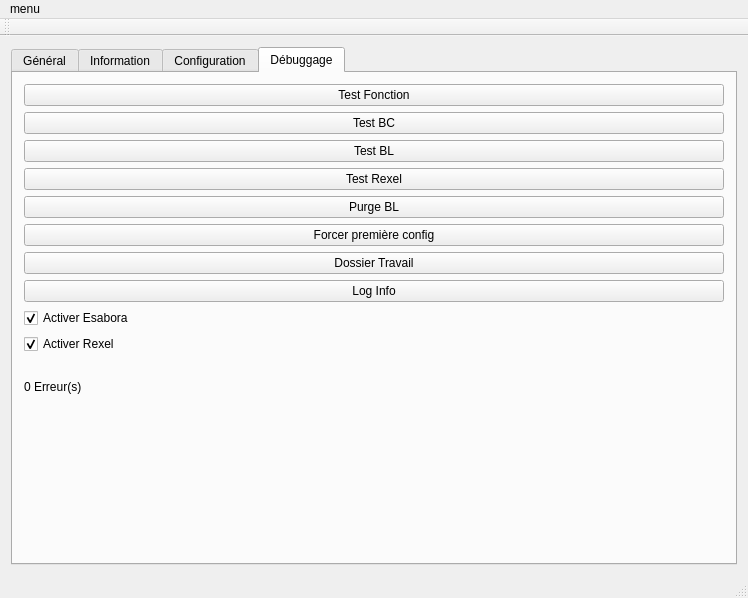
The window that AutoBL/principal.ui (firedream89/AutoBL) describes before a commit, drawn with Qt 5.
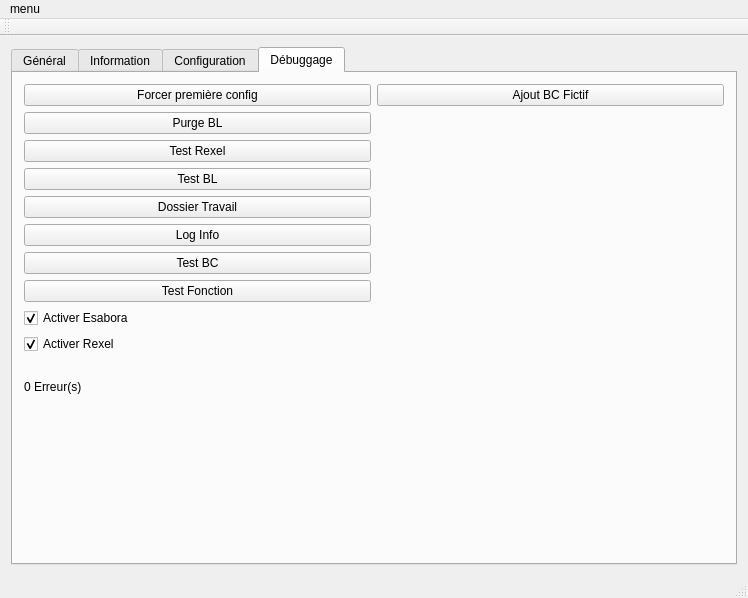
The same window after the commit. The open tabs and pages were chosen to show the change. Icons and pictures are not drawn.

Diff of the .ui file:
```diff
--- a/AutoBL/principal.ui
+++ b/AutoBL/principal.ui
@@ -831,64 +831,75 @@
        <attribute name="title">
         <string>Débuggage</string>
        </attribute>
-       <layout class="QVBoxLayout" name="verticalLayout_2">
-        <item>
+       <layout class="QGridLayout" name="gridLayout_9">
+        <item row="0" column="0">
+         <layout class="QGridLayout" name="gridLayout_8">
+          <item row="7" column="0">
          <widget class="QPushButton" name="bTestEsabora">
           <property name="text">
            <string>Test Fonction</string>
           </property>
          </widget>
         </item>
-        <item>
-         <widget class="QPushButton" name="bTestBC">
-          <property name="text">
-           <string>Test BC</string>
-          </property>
-         </widget>
-        </item>
-        <item>
+          <item row="3" column="0">
          <widget class="QPushButton" name="bTestBL">
           <property name="text">
            <string>Test BL</string>
           </property>
          </widget>
         </item>
-        <item>
-         <widget class="QPushButton" name="bTestRexel">
-          <property name="text">
-           <string>Test Rexel</string>
-          </property>
-         </widget>
-        </item>
-        <item>
-         <widget class="QPushButton" name="bPurge">
-          <property name="text">
-           <string>Purge BL</string>
-          </property>
-         </widget>
-        </item>
-        <item>
+          <item row="0" column="0">
          <widget class="QPushButton" name="bFPConfig">
           <property name="text">
            <string>Forcer première config</string>
           </property>
          </widget>
         </item>
-        <item>
-         <widget class="QPushButton" name="bDossier_Travail">
+          <item row="1" column="0">
+           <widget class="QPushButton" name="bPurge">
           <property name="text">
-           <string>Dossier Travail</string>
+             <string>Purge BL</string>
           </property>
          </widget>
         </item>
-        <item>
+          <item row="6" column="0">
+           <widget class="QPushButton" name="bTestBC">
+            <property name="text">
+             <string>Test BC</string>
+            </property>
+           </widget>
+          </item>
+          <item row="2" column="0">
+           <widget class="QPushButton" name="bTestRexel">
+            <property name="text">
+             <string>Test Rexel</string>
+            </property>
+           </widget>
+          </item>
+          <item row="5" column="0">
          <widget class="QPushButton" name="bLogInfo">
           <property name="text">
            <string>Log Info</string>
           </property>
          </widget>
         </item>
-        <item>
+          <item row="4" column="0">
+           <widget class="QPushButton" name="bDossier_Travail">
+            <property name="text">
+             <string>Dossier Travail</string>
+            </property>
+           </widget>
+          </item>
+          <item row="0" column="1">
+           <widget class="QPushButton" name="Add_BC_Fictif">
+            <property name="text">
+             <string>Ajout BC Fictif</string>
+            </property>
+           </widget>
+          </item>
+         </layout>
+        </item>
+        <item row="1" column="0">
          <widget class="QCheckBox" name="activ_Esab">
           <property name="text">
            <string>Activer Esabora</string>
@@ -922,7 +933,7 @@
           </property>
          </widget>
         </item>
-        <item>
+        <item row="5" column="0">
          <spacer name="verticalSpacer">
           <property name="orientation">
            <enum>Qt::Vertical</enum>
```
Left out of the diff: 14 changed lines with no effect on the pictures. Lines whose indentation alone changed are shown as unchanged.
